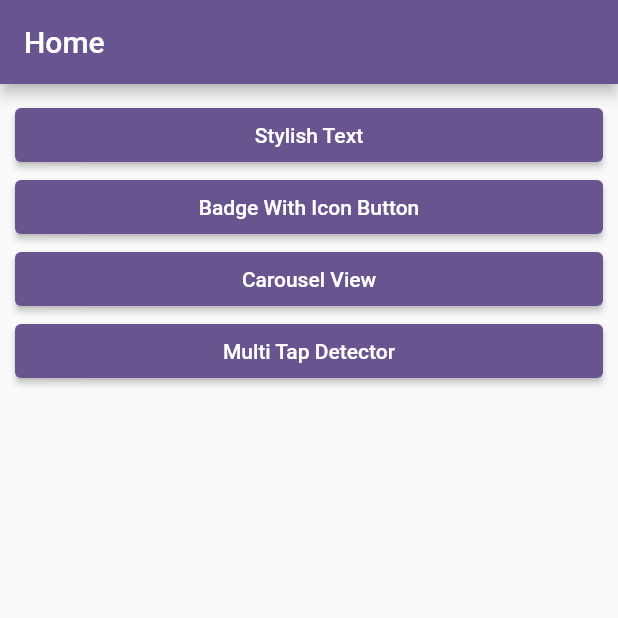
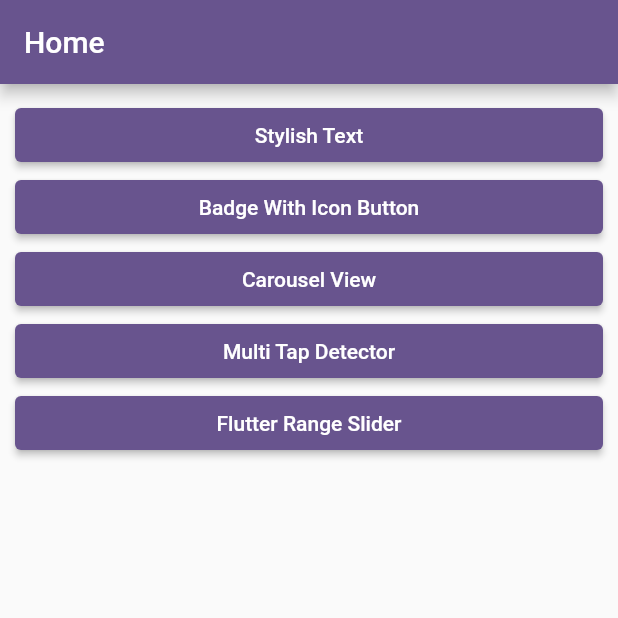
Before and after one commit to ruhulmath08/flutter_practice, a Flutter app: the screen it shows after launch, on a phone screen of 412 x 824 dp, the top half of it. Run offline on Flutter 3.47's test engine with Material 3 defaults, Android fonts, the phone set to English and light mode, and no system bars; our stand-ins replace fluttertoast.

Commit message:
Add flutter range_slider

```diff
--- a/lib/src/core/constants/string_constants.dart
+++ b/lib/src/core/constants/string_constants.dart
@@ -3,4 +3,5 @@ class StringConstants {
   static const String badgeWithIconButton = "Badge With Icon Button";
   static const String carouselView = "Carousel View";
   static const String multiTapDetector = "Multi Tap Detector";
+  static const String flutterRangeSlider = "Flutter Range Slider";
 }
--- a/lib/src/core/routes/routes.dart
+++ b/lib/src/core/routes/routes.dart
@@ -3,4 +3,5 @@ class Routes{
   static const String badgeWithIconButtonPage = '/badge_with_icon_button_page';
   static const String carouselViewPage = '/carousel_view_page';
   static const String multiTapDetectorPage = '/multi_tap_detector_page';
+  static const String flutterRangeSliderPage = '/flutter_range_slider_page';
 }
--- a/lib/src/features/home/model/home_model.dart
+++ b/lib/src/features/home/model/home_model.dart
@@ -33,5 +33,10 @@ class HomeModel {
           route: Routes.multiTapDetectorPage,
           image: 'image',
         ),
+        const HomeModel(
+          title: StringConstants.flutterRangeSlider,
+          route: Routes.flutterRangeSliderPage,
+          image: 'image',
+        ),
       ];
 }
```
Also changed, not shown: lib/src/core/routes/route_generator.dart (+7 -0 lines), lib/src/features/flutter_widgets/flutter_range_slider_page.dart (added, +59 -0 lines), 4 other files.
